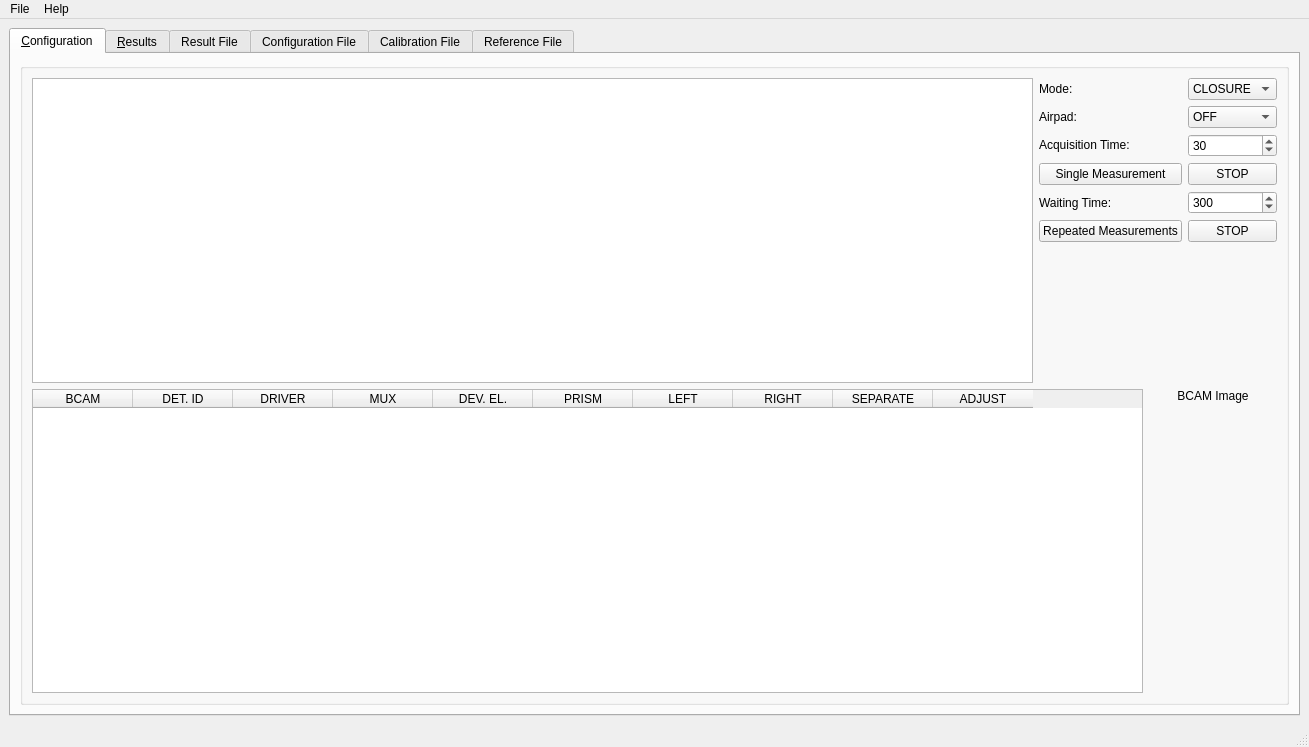
The window that ADEPO/ATLAS_BCAM.ui (CERN/atlas-adepo) describes before a commit, drawn with Qt 5.
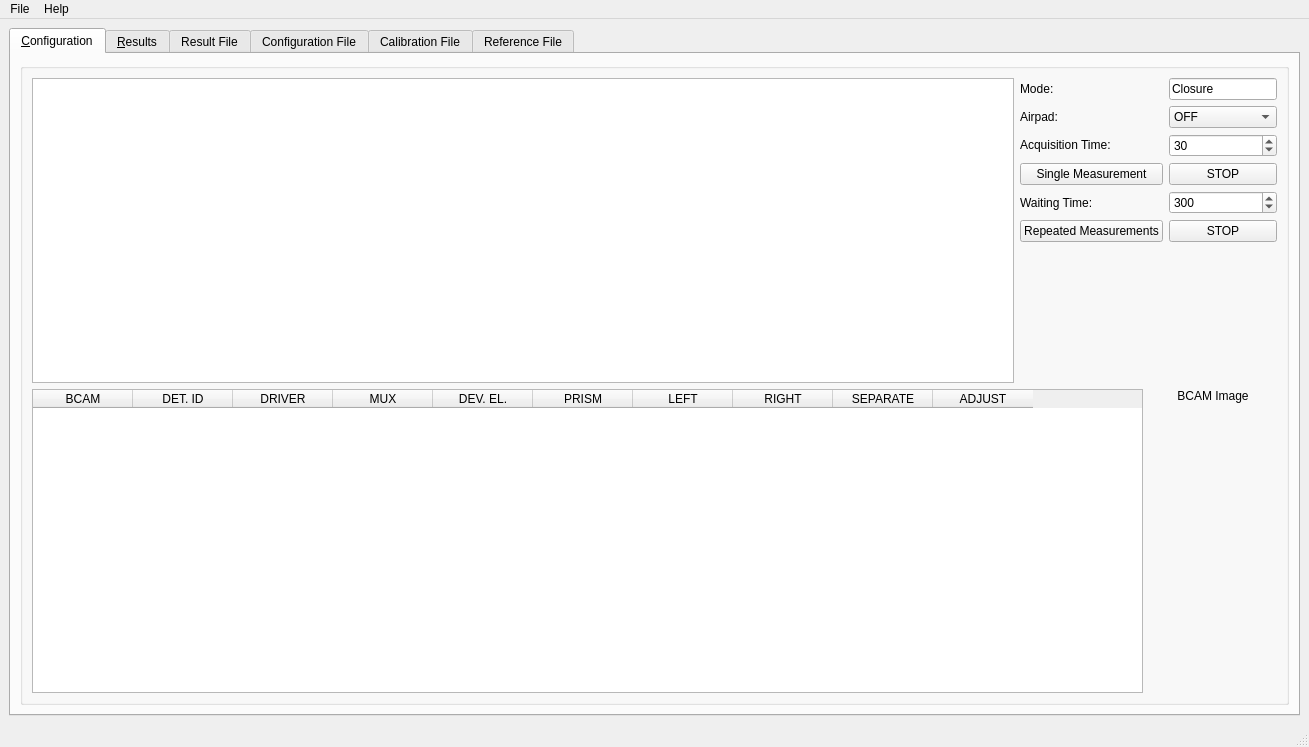
The same window after the commit. Icons and pictures are not drawn.

Commit message: Updated to run with different modes

What changed in the file:
```diff
--- a/ADEPO/ATLAS_BCAM.ui
+++ b/ADEPO/ATLAS_BCAM.ui
@@ -185,15 +185,6 @@
                    </property>
                   </widget>
                  </item>
-                 <item row="0" column="1">
-                  <widget class="QComboBox" name="modeBox">
-                   <item>
-                    <property name="text">
-                     <string>CLOSURE</string>
-                    </property>
-                   </item>
-                  </widget>
-                 </item>
                  <item row="4" column="0">
                   <widget class="QPushButton" name="Boutton_lancer">
                    <property name="text">
@@ -309,6 +300,13 @@
                    </property>
                   </widget>
                  </item>
+                 <item row="0" column="1">
+                  <widget class="QLineEdit" name="modeBox">
+                   <property name="text">
+                    <string>Closure</string>
+                   </property>
+                  </widget>
+                 </item>
                 </layout>
                </item>
               </layout>
```
Left out of the diff: 3 changed lines with no effect on the pictures. The commit also changes 2 other files.
